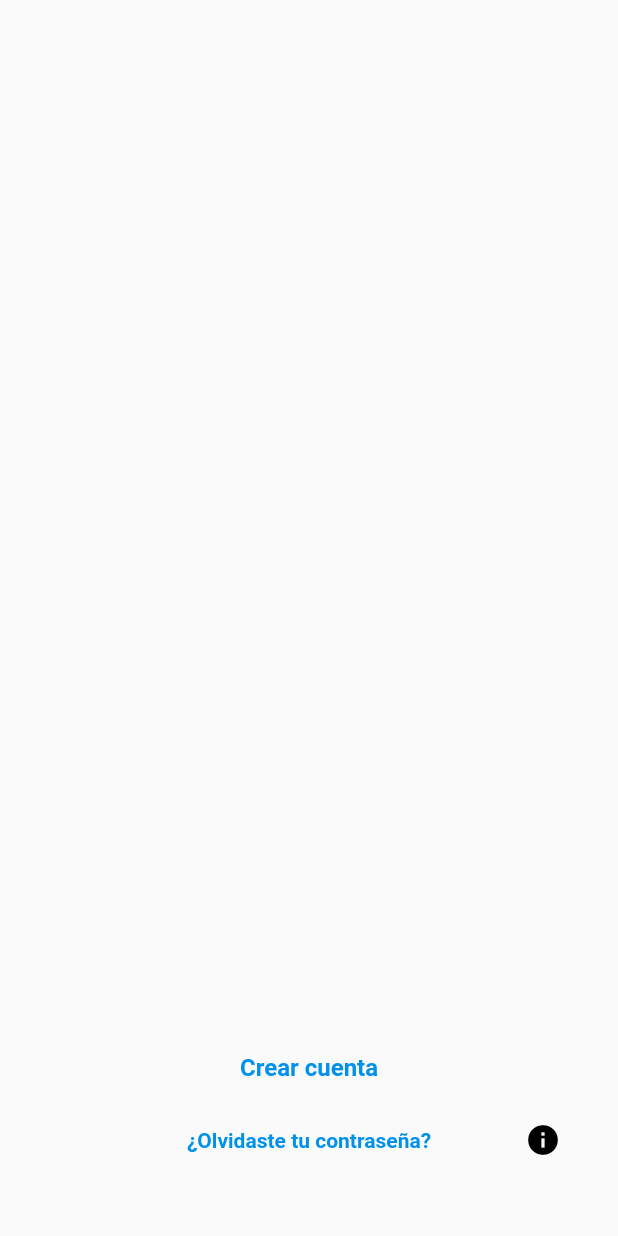
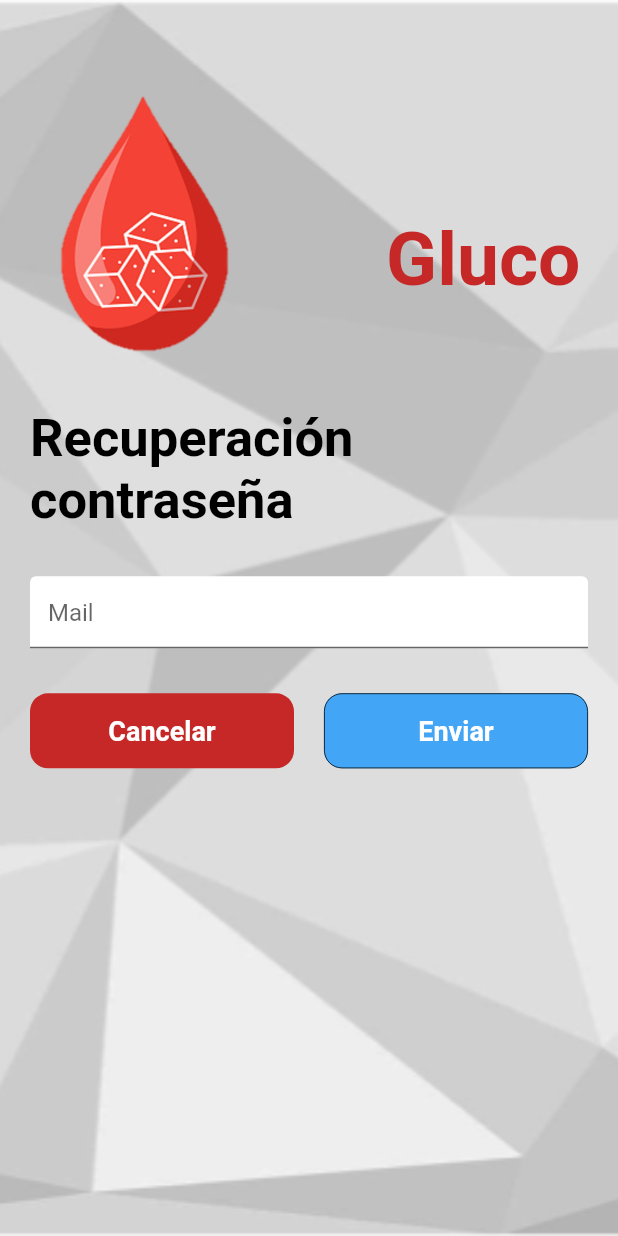
Before and after one commit to ralfmiy/Gluco-Front, a Flutter app: the BotonCrearCuenta widget shown alone on an empty page, opened directly, after a tap on "¿Olvidaste tu contraseña?", on a phone screen of 412 x 824 dp. Run offline on Flutter 3.47's test engine with Material 2 defaults, Android fonts, the phone set to English and light mode, and no system bars; our stand-ins replace syncfusion_flutter_charts.

Commit message:
Recuperacion Contraseña

```diff
--- a/lib/login.dart
+++ b/lib/login.dart
@@ -1,9 +1,9 @@
 import 'package:demo_youtube/BottomNav.dart';
 import 'package:demo_youtube/create_user.dart';
+import 'package:demo_youtube/recuperacion_password.dart';
 import 'package:flutter/material.dart';
 
 class Login extends StatefulWidget {
-
   @override
   _LoginState createState() => _LoginState();
 }
@@ -122,10 +122,10 @@ Widget BotonEntrar(BuildContext context) {
   return FlatButton(
     onPressed: () {
       Navigator.of(context).pushAndRemoveUntil(MaterialPageRoute<Null>(
-          builder: (BuildContext context) {
-            return NavBar();
-          },
-        ), (Route<dynamic> route) => false);
+        builder: (BuildContext context) {
+          return NavBar();
+        },
+      ), (Route<dynamic> route) => false);
     },
     minWidth: 150,
     height: 50,
@@ -176,7 +176,13 @@ Widget BotonCrearCuenta(BuildContext context) {
                 ),
               ),
               FlatButton(
-                onPressed: () {},
+                onPressed: () {
+                  Navigator.push(
+                    context,
+                    MaterialPageRoute(
+                        builder: (context) => RecuperacionPassword()),
+                  );
+                },
                 height: 40,
                 child: Text(
                   "¿Olvidaste tu contraseña?",
--- /dev/null
+++ b/lib/recuperacion_password.dart
@@ -0,0 +1,168 @@
+import 'package:demo_youtube/BottomNav.dart';
+import 'package:demo_youtube/create_user.dart';
+import 'package:flutter/material.dart';
+
+class RecuperacionPassword extends StatefulWidget {
+  @override
+  _RecuperacionPasswordState createState() => _RecuperacionPasswordState();
+}
+
+class _RecuperacionPasswordState extends State<RecuperacionPassword> {
+  @override
+  Widget build(BuildContext context) {
+    return Scaffold(
+      body: Cuerpo(context),
+    );
+  }
+}
+
+Widget Cuerpo(BuildContext context) {
+  return Container(
+    decoration: BoxDecoration(
+      image: DecorationImage(
+        image: AssetImage('assets/img/grisnew.png'),
+        // image: NetworkImage(
+        //     "https://png.pngtree.com/thumb_back/fw800/background/20190223/ourmid/pngtree-beautiful-forest-night-purple-background-material-nightnight-viewnightat-nightnightmoonsimplewooddead-image_79316.jpg"),
+        fit: BoxFit.cover,
+      ),
+    ),
+    child: Center(
+      child: Column(
+        //mainAxisAlignment: MainAxisAlignment.center,
+        children: [
+          SizedBox(height: 25),
+          Cabecera(context),
+          Nombre(),
+          SizedBox(height: 25),
+          CampoMail(),
+          SizedBox(height: 25),
+          Padding(
+            padding: EdgeInsets.symmetric(horizontal: 20.0),
+            child: Row(
+              mainAxisAlignment: MainAxisAlignment.spaceEvenly,
+              children: [
+                Expanded(
+                  child: _BotonCancelar(context),
+                ),
+                SizedBox(
+                  width: 20,
+                ),
+                Expanded(
+                  child: BotonEnviar(context),
+                ),
+              ],
+            ),
+          ),
+        ],
+      ),
+    ),
+  );
+}
+
+Widget Cabecera(BuildContext context) {
+  return Container(
+    height: MediaQuery.of(context).size.height * 0.3,
+    child: Stack(
+      children: [
+        Container(
+          margin: EdgeInsets.only(right: 20),
+          child: Image.asset(
+            'assets/img/gluconewnew.png',
+            fit: BoxFit.contain,
+          ),
+        ),
+        Container(
+          margin: EdgeInsets.only(right: 25, top: 50),
+          alignment: Alignment.centerRight,
+          child: Text(
+            "Gluco",
+            style: TextStyle(
+                color: Colors.red[800],
+                fontSize: 50,
+                fontWeight: FontWeight.w700),
+          ),
+        ),
+      ],
+    ),
+  );
+}
+
+Widget Nombre() {
+  return Container(
+    alignment: Alignment.centerLeft,
+    margin: EdgeInsets.only(left: 20),
+    child: Text(
+      "Recuperación contraseña",
+      style: TextStyle(
+        color: Colors.black,
+        fontSize: 35.0,
+        fontWeight: FontWeight.bold,
+      ),
+    ),
+  );
+}
+
+Widget CampoMail() {
+  return Container(
+    padding: EdgeInsets.symmetric(horizontal: 20, vertical: 5),
+    child: TextField(
+      decoration: InputDecoration(
+        hintText: "Mail",
+        fillColor: Colors.white,
+        filled: true,
+      ),
+    ),
+  );
+}
+
+Widget BotonEnviar(BuildContext context) {
+  return FlatButton(
+    onPressed: () {
+      Navigator.pop(context);
+    },
+    minWidth: 150,
+    height: 50,
+    shape: RoundedRectangleBorder(
+      borderRadius: BorderRadius.circular(12.0),
+      side: BorderSide(
+        color: Colors.black,
+        width: 0.5,
+      ),
+    ),
+    child: Text(
+      "Enviar",
+      style: TextStyle(
+        color: Colors.white,
+        fontSize: 18,
+        fontWeight: FontWeight.bold,
+      ),
+    ),
+    color: Colors.blue[400],
+  );
+}
+
+Widget _BotonCancelar(BuildContext context) {
+  return FlatButton(
+    onPressed: () {
+      Navigator.pop(context);
+    },
+    minWidth: 150,
+    height: 50,
+    shape: RoundedRectangleBorder(
+      borderRadius: BorderRadius.circular(12.0),
+      // side: BorderSide(
+      //   color: Colors.black,
+      //   width: 0.5,
+      // ),
+    ),
+    child: Text(
+      "Cancelar",
+      style: TextStyle(
+        color: Colors.white,
+        fontSize: 18,
+        fontWeight: FontWeight.bold,
+      ),
+    ),
+    color: Colors.red[800],
+  );
+}
```
